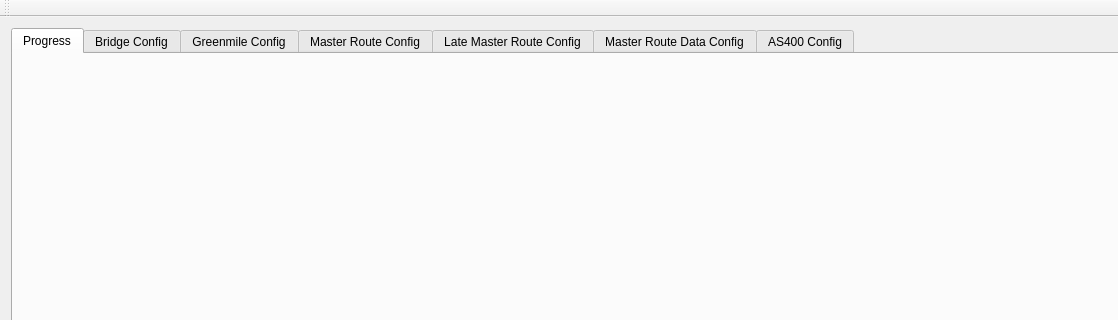
Old version of the form mainwindow.ui in the repository ademarest/GreenmileBridge; both pictures show x 0 to 1118 and y 0 to 320 of the 1239 by 438 pixel window.
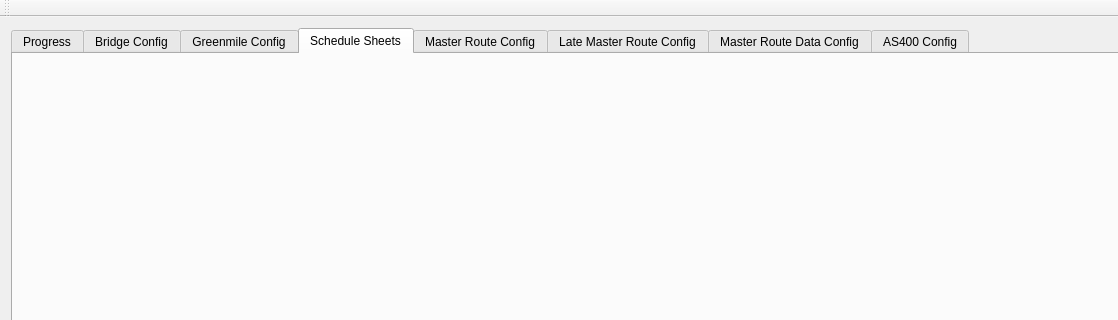
New version of the form. The open tabs and pages were chosen to show the change.

Commit message: DEVEL: Added schedule widgets

The edit to the form file:
```diff
--- a/mainwindow.ui
+++ b/mainwindow.ui
@@ -50,6 +50,16 @@
         </item>
        </layout>
       </widget>
+      <widget class="QWidget" name="scheduleSheetsTab">
+       <attribute name="title">
+        <string>Schedule Sheets</string>
+       </attribute>
+       <layout class="QGridLayout" name="gridLayout_10">
+        <item row="0" column="0">
+         <layout class="QGridLayout" name="scheduleSheetsGrid"/>
+        </item>
+       </layout>
+      </widget>
       <widget class="QWidget" name="mrsConfigTab">
        <attribute name="title">
         <string>Master Route Config</string>
```
Left out of the diff: 2 changed lines with no effect on the pictures. The commit also changes 10 other files.
